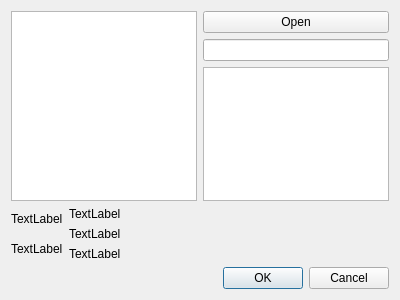
Above: AddDialog.ui from p1err00/MGame before the change. Below: the same form after it.
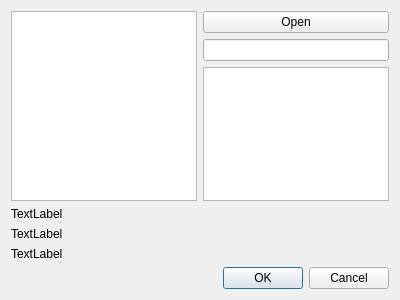
That is the form after the change.

The edit to the form file:
```diff
--- a/AddDialog.ui
+++ b/AddDialog.ui
@@ -44,27 +44,6 @@
    </item>
    <item>
     <layout class="QHBoxLayout" name="horizontalLayout">
-     <item>
-      <layout class="QVBoxLayout" name="layoutInfogame">
-       <item>
-        <widget class="QLabel" name="lname">
-         <property name="text">
-          <string>TextLabel</string>
-         </property>
-        </widget>
-       </item>
-       <item>
-        <widget class="QLabel" name="ldesc">
-         <property name="text">
-          <string>TextLabel</string>
-         </property>
-        </widget>
-       </item>
-       <item>
-        <layout class="QGridLayout" name="layoutInfogame_2"/>
-       </item>
-      </layout>
-     </item>
      <item>
       <layout class="QVBoxLayout" name="verticalLayout_2">
        <item>
```
